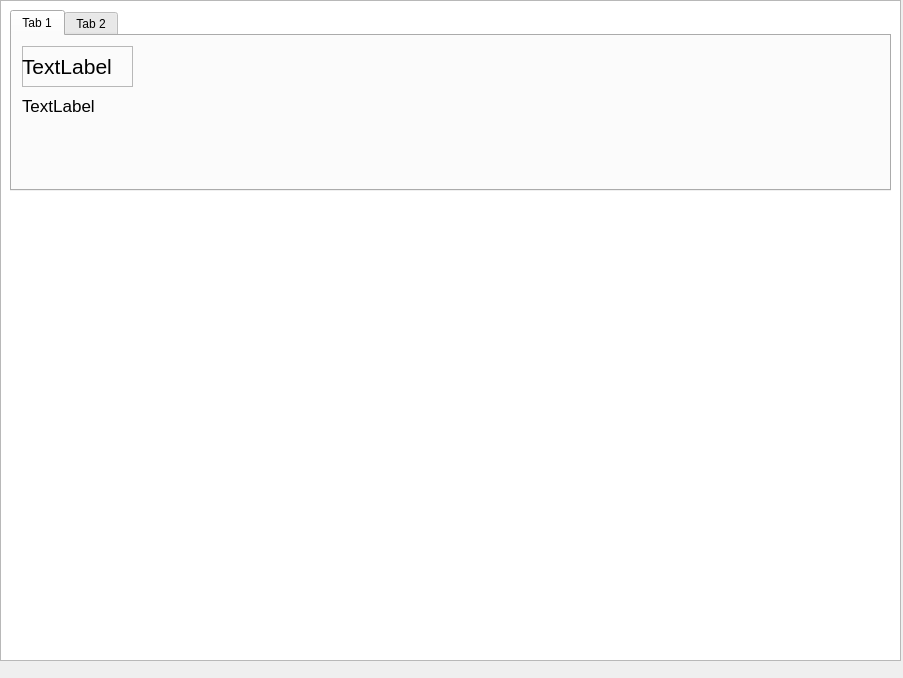
Qt form src/gui/ui/home/home_view.ui (colingelling/PyQt6-test) before a commit.
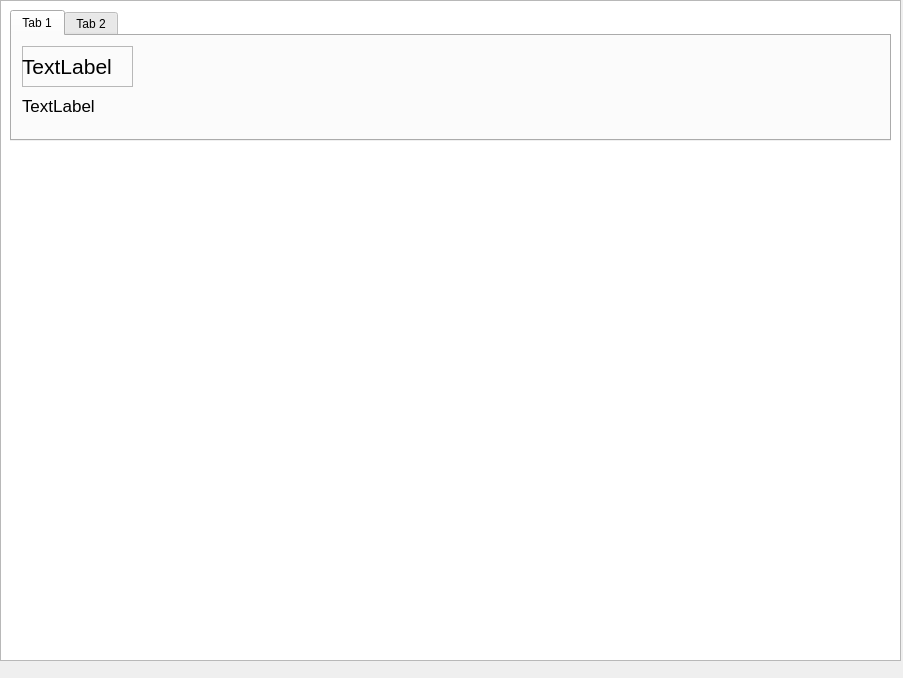
The same form after that commit.

Commit message: Corrected element adjustments, UI elements in Qt Designer and set a minimal height for QtabWidget

```diff
--- a/src/gui/ui/home/home_view.ui
+++ b/src/gui/ui/home/home_view.ui
@@ -23,6 +23,24 @@
       <height>661</height>
      </rect>
     </property>
+    <property name="sizePolicy">
+     <sizepolicy hsizetype="Preferred" vsizetype="Preferred">
+      <horstretch>0</horstretch>
+      <verstretch>0</verstretch>
+     </sizepolicy>
+    </property>
+    <property name="minimumSize">
+     <size>
+      <width>0</width>
+      <height>0</height>
+     </size>
+    </property>
+    <property name="maximumSize">
+     <size>
+      <width>16777215</width>
+      <height>16777215</height>
+     </size>
+    </property>
    </widget>
    <widget class="QTabWidget" name="tabWidget">
     <property name="geometry">
@@ -30,9 +48,32 @@
       <x>10</x>
       <y>10</y>
       <width>881</width>
-      <height>181</height>
+      <height>131</height>
      </rect>
     </property>
+    <property name="sizePolicy">
+     <sizepolicy hsizetype="Minimum" vsizetype="Minimum">
+      <horstretch>0</horstretch>
+      <verstretch>0</verstretch>
+     </sizepolicy>
+    </property>
+    <property name="sizeIncrement">
+     <size>
+      <width>0</width>
+      <height>0</height>
+     </size>
+    </property>
+    <property name="baseSize">
+     <size>
+      <width>-1</width>
+      <height>0</height>
+     </size>
+    </property>
+    <property name="font">
+     <font>
+      <stylestrategy>PreferDefault</stylestrategy>
+     </font>
+    </property>
     <property name="currentIndex">
      <number>0</number>
     </property>
@@ -45,13 +86,14 @@
        <rect>
         <x>10</x>
         <y>60</y>
-        <width>451</width>
-        <height>91</height>
+        <width>851</width>
+        <height>21</height>
        </rect>
       </property>
       <property name="font">
        <font>
         <pointsize>13</pointsize>
+        <stylestrategy>PreferDefault</stylestrategy>
        </font>
       </property>
       <property name="layoutDirection">
```
Left out of the diff: 4 changed lines with no effect on the pictures. The commit also changes 6 other files.
